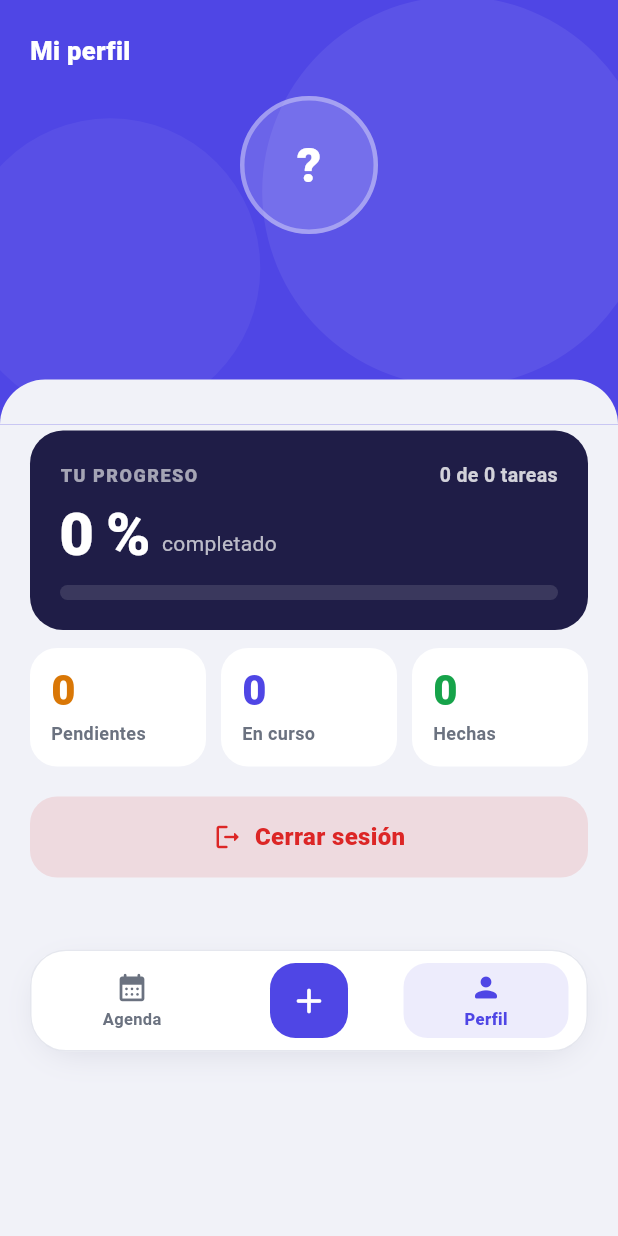
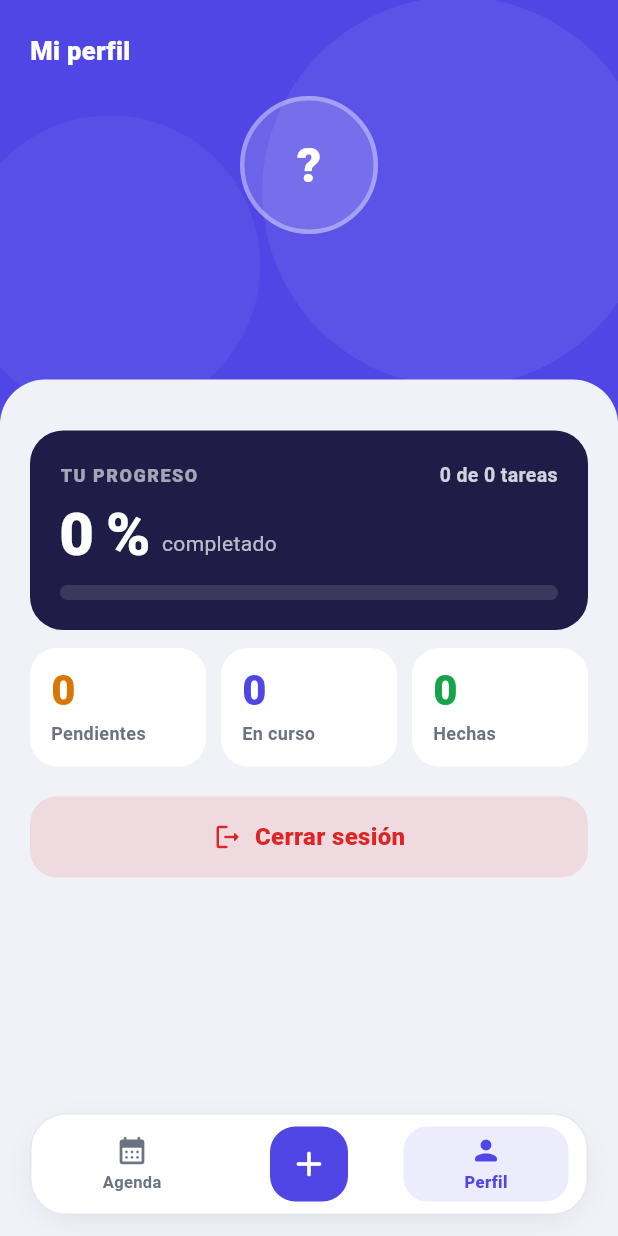
Before and after one commit to sanperex/gestor-agenda, a Flutter app: the ProfilePage screen opened by its route, on a phone screen of 412 x 824 dp. Run offline on Flutter 3.47's test engine with Material 3 defaults, Android fonts, the phone set to English and light mode, and no system bars; our stand-ins replace flutter_secure_storage; accounts and stored records are empty.

Commit message:
fix: barra inferior pegada abajo y sin línea bajo la cabecera
- Perfil y formulario: el Stack usa StackFit.expand. Antes medía lo que su
  contenido, y con pocos datos o una pantalla alta la barra inferior (y el
  botón "Crear tarea") quedaban flotando a media pantalla.
- Agenda, perfil y formulario: el fondo índigo termina 2 px antes del borde
  de la cabecera, para que no asome una línea de 1 px bajo la hoja lavanda
  cuando el marco se escala a un tamaño fraccionario.

Co-Authored-By: Claude Opus 5 <noreply@anthropic.com>

```diff
--- a/frontend/lib/features/agenda/presentation/pages/agenda_list_page.dart
+++ b/frontend/lib/features/agenda/presentation/pages/agenda_list_page.dart
@@ -388,7 +388,9 @@ class _Header extends StatelessWidget {
 
     // El índigo termina a media altura de la tarjeta destacada y la hoja lavanda
     // empieza ahí, con las esquinas redondeadas: la tarjeta queda montada entre las dos.
-    final colorBottom = task != null ? 80.0 : 0.0;
+    // Nunca llega justo al borde: con el marco escalado a un tamaño fraccionario asomaría
+    // una línea índigo de 1 px debajo de la hoja lavanda.
+    final colorBottom = task != null ? 80.0 : 2.0;
     final sheetHeight = task != null ? 110.0 : 30.0;
 
     return Stack(
--- a/frontend/lib/features/agenda/presentation/pages/task_form_page.dart
+++ b/frontend/lib/features/agenda/presentation/pages/task_form_page.dart
@@ -119,7 +119,10 @@ class _TaskFormPageState extends State<TaskFormPage> {
       value: SystemUiOverlayStyle.light,
       child: Scaffold(
         backgroundColor: Vivid.lavender,
+        // StackFit.expand: sin esto el Stack mide lo que el formulario, y en una pantalla alta
+        // el botón de guardar queda a media pantalla en vez de pegado abajo.
         body: Stack(
+          fit: StackFit.expand,
           children: [
             Form(
               key: _formKey,
@@ -213,7 +216,8 @@ class _TaskFormPageState extends State<TaskFormPage> {
 
     return Stack(
       children: [
-        const Positioned.fill(child: VividBackdrop()),
+        // Termina 2 px antes del borde para que no asome una línea bajo la hoja lavanda.
+        const Positioned.fill(bottom: 2, child: VividBackdrop()),
         const Positioned(
           left: 0,
           right: 0,
--- a/frontend/lib/features/auth/presentation/pages/profile_page.dart
+++ b/frontend/lib/features/auth/presentation/pages/profile_page.dart
@@ -57,7 +57,10 @@ class ProfilePage extends StatelessWidget {
       value: SystemUiOverlayStyle.light,
       child: Scaffold(
         backgroundColor: Vivid.lavender,
+        // StackFit.expand: sin esto el Stack mide lo que su contenido, y con pocos datos o una
+        // pantalla alta la barra inferior queda flotando a media pantalla en vez de abajo.
         body: Stack(
+          fit: StackFit.expand,
           children: [
             SingleChildScrollView(
               padding: EdgeInsets.only(bottom: 130 + media.padding.bottom),
@@ -66,7 +69,9 @@ class ProfilePage extends StatelessWidget {
                 children: [
                   Stack(
                     children: [
-                      const Positioned.fill(child: VividBackdrop()),
+                      // Termina 2 px antes del borde: la hoja lavanda lo tapa igual, y así no
+                      // asoma una línea índigo cuando el marco se escala a un tamaño fraccionario.
+                      const Positioned.fill(bottom: 2, child: VividBackdrop()),
                       const Positioned(
                         left: 0,
                         right: 0,
```
